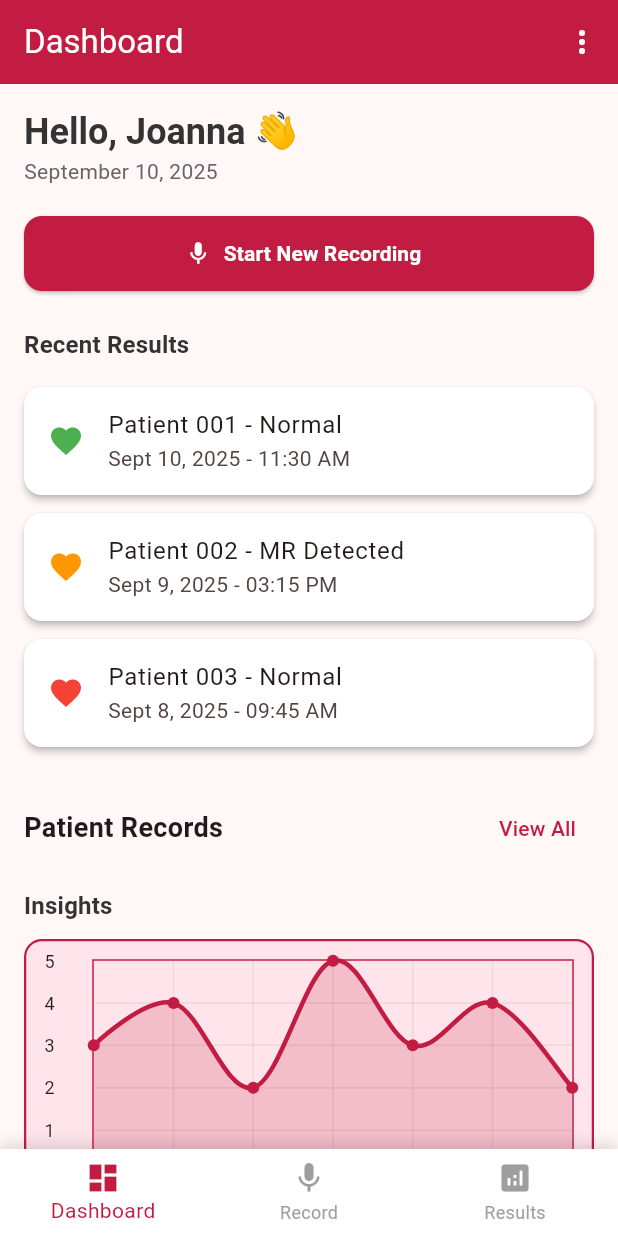
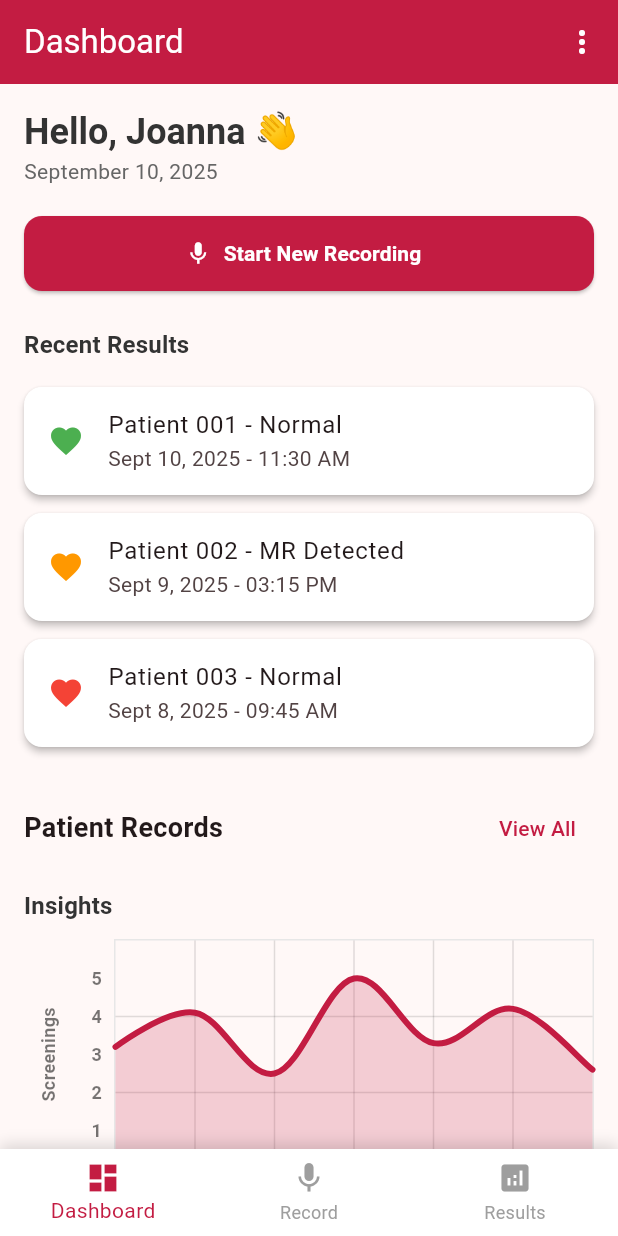
Before and after one commit to LadyJo02/cardioscope_app, a Flutter app: the screen it shows after launch, on a phone screen of 412 x 824 dp. Run offline on Flutter 3.47's test engine with Material 3 defaults, Android fonts, the phone set to English and light mode, and no system bars; drawn by our look-alikes of fl_chart; our stand-ins replace shared_preferences.

```diff
--- a/lib/widgets/chart_widget.dart
+++ b/lib/widgets/chart_widget.dart
@@ -6,89 +6,118 @@ class ChartWidget extends StatelessWidget {
 
   @override
   Widget build(BuildContext context) {
-    return Container(
-      padding: const EdgeInsets.all(12),
-      decoration: BoxDecoration(
-        color: const Color(0xFFFFE5EB), // Light background
-        borderRadius: BorderRadius.circular(12),
-        border: Border.all(color: const Color(0xFFC31C42), width: 1.5),
-      ),
-      child: LineChart(
+    return LineChart(
       LineChartData(
         gridData: FlGridData(
           show: true,
           drawVerticalLine: true,
-            horizontalInterval: 1,
-            verticalInterval: 1,
-            getDrawingHorizontalLine: (value) =>
-                FlLine(color: Colors.grey.withValues(alpha: 0.2), strokeWidth: 1),
-            getDrawingVerticalLine: (value) =>
-                FlLine(color: Colors.grey.withValues(alpha: 0.2), strokeWidth: 1),
+          getDrawingHorizontalLine: (value) {
+            return const FlLine(
+              color: Colors.black12,
+              strokeWidth: 1,
+            );
+          },
+          getDrawingVerticalLine: (value) {
+            return const FlLine(
+              color: Colors.black12,
+              strokeWidth: 1,
+            );
+          },
         ),
         titlesData: FlTitlesData(
           show: true,
+          rightTitles: const AxisTitles(sideTitles: SideTitles(showTitles: false)),
+          topTitles: const AxisTitles(sideTitles: SideTitles(showTitles: false)),
           bottomTitles: AxisTitles(
             sideTitles: SideTitles(
               showTitles: true,
+              reservedSize: 30,
               interval: 1,
-                reservedSize: 30,
-                getTitlesWidget: (value, meta) {
-                  const days = ["Mon", "Tue", "Wed", "Thu", "Fri", "Sat", "Sun"];
-                  if (value.toInt() >= 0 && value.toInt() < days.length) {
-                    return Text(
-                      days[value.toInt()],
-                      style: const TextStyle(
-                        color: Color(0xFFC31C42),
+              getTitlesWidget: (double value, TitleMeta meta) {
+                const style = TextStyle(
                   fontWeight: FontWeight.bold,
                   fontSize: 12,
-                      ),
+                  color: Colors.black54,
+                );
+                // --- THIS LINE HAS BEEN CHANGED ---
+                final days = ['S', 'M', 'T', 'W', 'T', 'F', 'S'];
+                final int index = value.toInt();
+
+                if (index >= 0 && index < days.length) {
+                  return SideTitleWidget(
+                    axisSide: meta.axisSide,
+                    space: 8.0,
+                    child: Text(days[index], style: style),
                   );
                 }
-                  return const SizedBox.shrink();
+                return Container();
               },
+            ),
+            axisNameWidget: const Text(
+              'Recent Days',
+              style: TextStyle(
+                fontSize: 12,
+                fontWeight: FontWeight.bold,
+                color: Colors.black54,
+              ),
             ),
           ),
           leftTitles: AxisTitles(
             sideTitles: SideTitles(
               showTitles: true,
               interval: 1,
-                reservedSize: 32,
-                getTitlesWidget: (value, meta) => Text(
-                  value.toInt().toString(),
-                  style: const TextStyle(
-                    color: Colors.black87,
+              reservedSize: 28,
+              getTitlesWidget: (value, meta) {
+                const style = TextStyle(
+                  fontWeight: FontWeight.bold,
                   fontSize: 12,
+                  color: Colors.black54,
+                );
+                if (value % 1 == 0 && value > 0 && value <= 5) {
+                  return SideTitleWidget(
+                    axisSide: meta.axisSide,
+                    space: 8.0,
+                    child: Text(value.toInt().toString(), style: style),
+                  );
+                }
+                return Container();
+              },
+            ),
+            axisNameWidget: const Text(
+              'Screenings',
+              style: TextStyle(
+                fontSize: 12,
+                fontWeight: FontWeight.bold,
+                color: Colors.black54,
               ),
             ),
+            axisNameSize: 32,
           ),
-            ),
-            topTitles: AxisTitles(sideTitles: SideTitles(showTitles: false)),
-            rightTitles: AxisTitles(sideTitles: SideTitles(showTitles: false)),
         ),
         borderData: FlBorderData(
           show: true,
-            border: Border.all(color: const Color(0xFFC31C42)),
+          border: Border.all(color: const Color(0xffe7e7e7)),
         ),
         minX: 0,
         maxX: 6,
         minY: 0,
-          maxY: 5,
+        maxY: 6,
         lineBarsData: [
           LineChartBarData(
+            spots: const [
+              FlSpot(0, 3.2),
+              FlSpot(1, 4.1),
+              FlSpot(2, 2.5),
+              FlSpot(3, 5.0),
+              FlSpot(4, 3.3),
+              FlSpot(5, 4.2),
+              FlSpot(6, 2.6),
+            ],
             isCurved: true,
-              spots: const [
-                FlSpot(0, 3),
-                FlSpot(1, 4),
-                FlSpot(2, 2),
-                FlSpot(3, 5),
-                FlSpot(4, 3),
-                FlSpot(5, 4),
-                FlSpot(6, 2),
-              ],
             color: const Color(0xFFC31C42),
-              barWidth: 3,
+            barWidth: 4,
             isStrokeCapRound: true,
-              dotData: FlDotData(show: true),
+            dotData: const FlDotData(show: false),
             belowBarData: BarAreaData(
               show: true,
               color: const Color(0xFFC31C42).withValues(alpha: 0.2),
@@ -96,7 +125,6 @@ class ChartWidget extends StatelessWidget {
           ),
         ],
       ),
-      ),
     );
   }
 }
```
Also changed, not shown: lib/pages/dashboard.dart (+25 -14 lines), lib/pages/profile_setup.dart (added, +93 -0 lines). Lines whose indentation alone changed are shown as unchanged.
